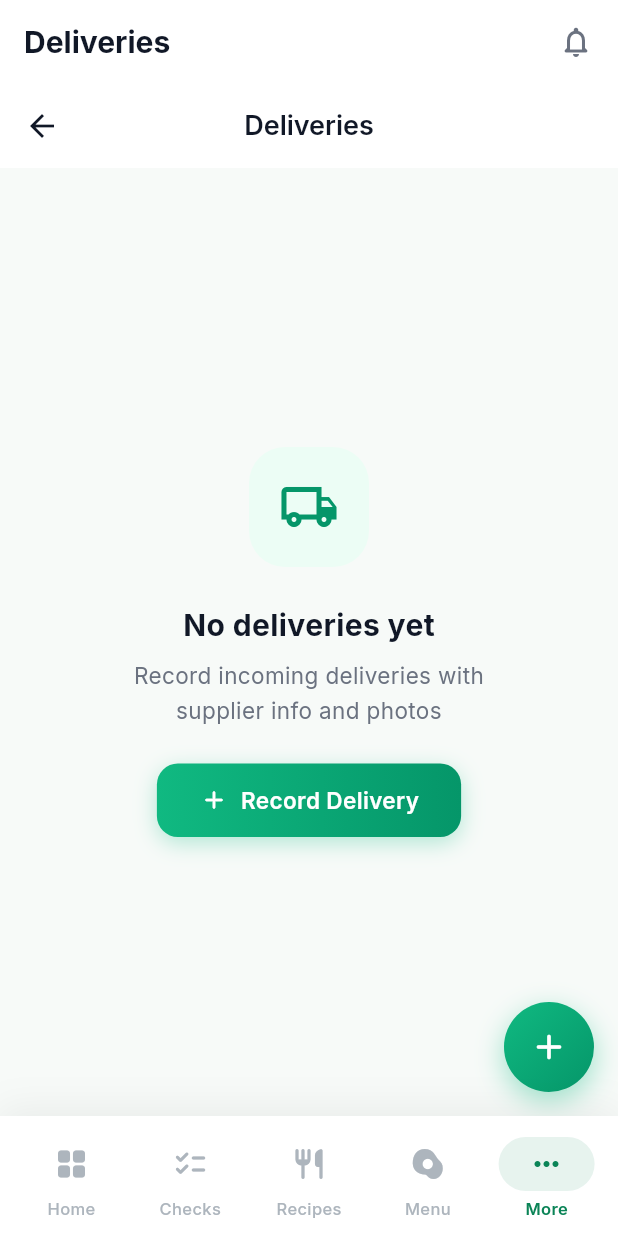
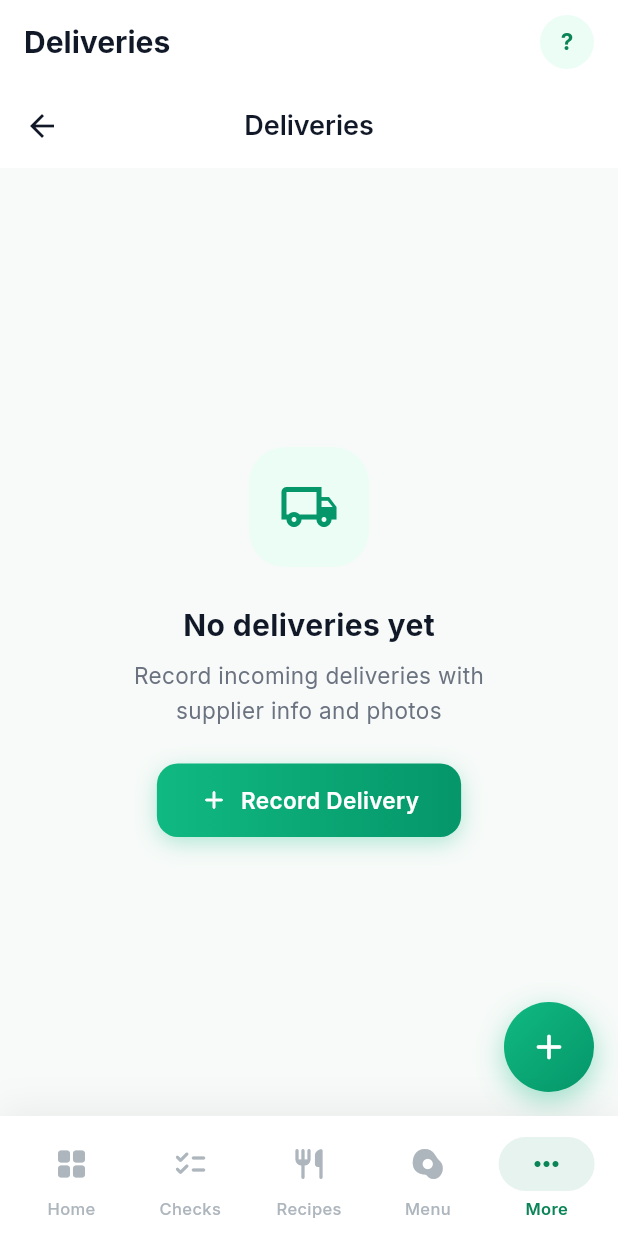
Before and after one commit to KNSTNTN24/haccp-mobile, a Flutter app: the screen it shows once a user with an empty profile is signed in, item 5 of the bottom bar chosen, after a tap on "Deliveries", on a phone screen of 412 x 824 dp. Run offline on Flutter 3.47's test engine with Material 3 defaults, Android fonts, the phone set to English and light mode, and no system bars; our stand-ins replace csv, file_picker, flutter_riverpod, go_router, google_fonts, image_picker and 3 more; missing offline and left inert: dart:html; accounts and stored records are empty.

Commit message:
Redesign navigation: profile avatar, daily diary on home
- AppBar: replace bell with user avatar, tap opens profile sheet
  with notifications, team, sign out
- Home: show "Hi, Maria" in title, remove duplicate header,
  add Daily Diary progress card above overview
- More menu: lighter (removed team/notifications/sign out)

Co-Authored-By: Claude Opus 4.6 (1M context) <noreply@anthropic.com>

```diff
--- a/lib/screens/dashboard/dashboard_screen.dart
+++ b/lib/screens/dashboard/dashboard_screen.dart
@@ -24,10 +24,6 @@ class DashboardScreen extends ConsumerWidget {
         child: Column(
           crossAxisAlignment: CrossAxisAlignment.start,
           children: [
-            // Header
-            _Header(profile: profile),
-            const SizedBox(height: 24),
-
             // Body
             Padding(
               padding: const EdgeInsets.symmetric(horizontal: 20),
@@ -45,6 +41,12 @@ class DashboardScreen extends ConsumerWidget {
                 data: (stats) => Column(
                   crossAxisAlignment: CrossAxisAlignment.start,
                   children: [
+                    // Daily Diary
+                    GestureDetector(
+                      onTap: () => context.go('/diary'),
+                      child: _DailyProgress(stats: stats),
+                    ),
+                    const SizedBox(height: 28),
                     _SectionLabel('Overview'),
                     const SizedBox(height: 14),
                     _StatsGrid(stats: stats),
--- a/lib/widgets/app_scaffold.dart
+++ b/lib/widgets/app_scaffold.dart
@@ -4,6 +4,7 @@ import 'package:flutter_riverpod/flutter_riverpod.dart';
 import 'package:go_router/go_router.dart';
 import 'package:google_fonts/google_fonts.dart';
 import '../config/theme.dart';
+import '../models/profile.dart';
 import '../providers/auth_provider.dart';
 
 class AppScaffold extends ConsumerWidget {
@@ -54,7 +55,12 @@ class AppScaffold extends ConsumerWidget {
     final location = GoRouterState.of(context).matchedLocation;
     final currentIdx = _currentIndex(location);
     final profile = ref.watch(profileProvider).value;
-    final title = _titles[location] ?? 'HACCP';
+    final firstName = profile?.fullName?.split(' ').first ?? '';
+    final title = location == '/dashboard' && firstName.isNotEmpty
+        ? 'Hi, $firstName'
+        : _titles[location] ?? 'HACCP';
+    final name = profile?.fullName ?? '';
+    final initial = name.isNotEmpty ? name[0].toUpperCase() : '?';
 
     return Scaffold(
       appBar: AppBar(
@@ -66,11 +72,21 @@ class AppScaffold extends ConsumerWidget {
         elevation: 0,
         scrolledUnderElevation: 0.5,
         actions: [
-          IconButton(
-            icon: const Icon(Icons.notifications_none_rounded, size: 24, color: AppColors.midText),
-            onPressed: () => context.go('/notifications'),
+          GestureDetector(
+            onTap: () => _showProfileSheet(context, ref, profile),
+            child: Container(
+              width: 36, height: 36,
+              margin: const EdgeInsets.only(right: 16),
+              decoration: const BoxDecoration(
+                color: AppColors.primaryPale,
+                shape: BoxShape.circle,
+              ),
+              child: Center(
+                child: Text(initial,
+                  style: GoogleFonts.inter(fontSize: 15, fontWeight: FontWeight.w700, color: AppColors.primary)),
+              ),
+            ),
           ),
-          const SizedBox(width: 4),
         ],
       ),
       body: child,
@@ -113,6 +129,67 @@ class AppScaffold extends ConsumerWidget {
     );
   }
 
+  void _showProfileSheet(BuildContext context, WidgetRef ref, Profile? profile) {
+    final name = profile?.fullName ?? 'User';
+    final role = profile?.role.displayName ?? '';
+    final initial = name.isNotEmpty ? name[0].toUpperCase() : '?';
+    final isManager = profile?.role == UserRole.owner || profile?.role == UserRole.manager;
+
+    showModalBottomSheet(
+      context: context,
+      backgroundColor: Colors.transparent,
+      builder: (context) {
+        return Container(
+          decoration: const BoxDecoration(
+            color: Colors.white,
+            borderRadius: BorderRadius.vertical(top: Radius.circular(24)),
+          ),
+          child: SafeArea(
+            child: Column(
+              mainAxisSize: MainAxisSize.min,
+              children: [
+                const SizedBox(height: 12),
+                Container(width: 36, height: 4, decoration: BoxDecoration(color: const Color(0xFFE5E7EB), borderRadius: BorderRadius.circular(2))),
+                const SizedBox(height: 24),
+                // Profile header
+                Container(
+                  width: 56, height: 56,
+                  decoration: const BoxDecoration(color: AppColors.primaryPale, shape: BoxShape.circle),
+                  child: Center(child: Text(initial, style: GoogleFonts.inter(fontSize: 22, fontWeight: FontWeight.w700, color: AppColors.primary))),
+                ),
+                const SizedBox(height: 12),
+                Text(name, style: GoogleFonts.inter(fontSize: 18, fontWeight: FontWeight.w700, color: AppColors.darkText)),
+                const SizedBox(height: 2),
+                Text(role, style: GoogleFonts.inter(fontSize: 14, color: AppColors.midText)),
+                const SizedBox(height: 20),
+                Padding(
+                  padding: const EdgeInsets.symmetric(horizontal: 20),
+                  child: Column(
+                    children: [
+                      _MoreItem(icon: Icons.notifications_rounded, label: 'Notifications', color: AppColors.yellow600,
+                        onTap: () { Navigator.pop(context); context.go('/notifications'); }),
+                      if (isManager)
+                        _MoreItem(icon: Icons.people_rounded, label: 'Team', color: AppColors.purple600,
+                          onTap: () { Navigator.pop(context); context.go('/team'); }),
+                      const Divider(height: 24),
+                      _MoreItem(icon: Icons.logout_rounded, label: 'Sign Out', color: AppColors.midText,
+                        onTap: () async {
+                          Navigator.pop(context);
+                          await ref.read(authNotifierProvider.notifier).signOut();
+                          if (context.mounted) context.go('/login');
+                        }),
+                    ],
+                  ),
+                ),
+                const SizedBox(height: 12),
+              ],
+            ),
+          ),
+        );
+      },
+    );
+  }
+
   void _showMoreMenu(BuildContext context, WidgetRef ref, String role) {
     final isManager = role == 'owner' || role == 'manager';
     showModalBottomSheet(
@@ -141,25 +218,13 @@ class AppScaffold extends ConsumerWidget {
                         onTap: () { Navigator.pop(context); context.go('/incidents'); }),
                       _MoreItem(icon: Icons.inventory_2_rounded, label: 'Deliveries', color: const Color(0xFF0891B2),
                         onTap: () { Navigator.pop(context); context.go('/deliveries'); }),
-                      if (isManager) ...[
+                      if (isManager)
                         _MoreItem(icon: Icons.local_shipping_rounded, label: 'Suppliers', color: AppColors.orange600,
                           onTap: () { Navigator.pop(context); context.go('/suppliers'); }),
-                        _MoreItem(icon: Icons.people_rounded, label: 'Team', color: AppColors.purple600,
-                          onTap: () { Navigator.pop(context); context.go('/team'); }),
-                      ],
                       _MoreItem(icon: Icons.folder_rounded, label: 'Documents', color: AppColors.blue600,
                         onTap: () { Navigator.pop(context); context.go('/documents'); }),
                       _MoreItem(icon: Icons.auto_awesome_rounded, label: 'AI Recipe Import', color: AppColors.primary,
                         onTap: () { Navigator.pop(context); context.go('/ai-import'); }),
-                      _MoreItem(icon: Icons.notifications_rounded, label: 'Notifications', color: AppColors.yellow600,
-                        onTap: () { Navigator.pop(context); context.go('/notifications'); }),
-                      const Divider(height: 24),
-                      _MoreItem(icon: Icons.logout_rounded, label: 'Sign Out', color: AppColors.midText,
-                        onTap: () async {
-                          Navigator.pop(context);
-                          await ref.read(authNotifierProvider.notifier).signOut();
-                          if (context.mounted) context.go('/login');
-                        }),
                     ],
                   ),
                 ),
```
